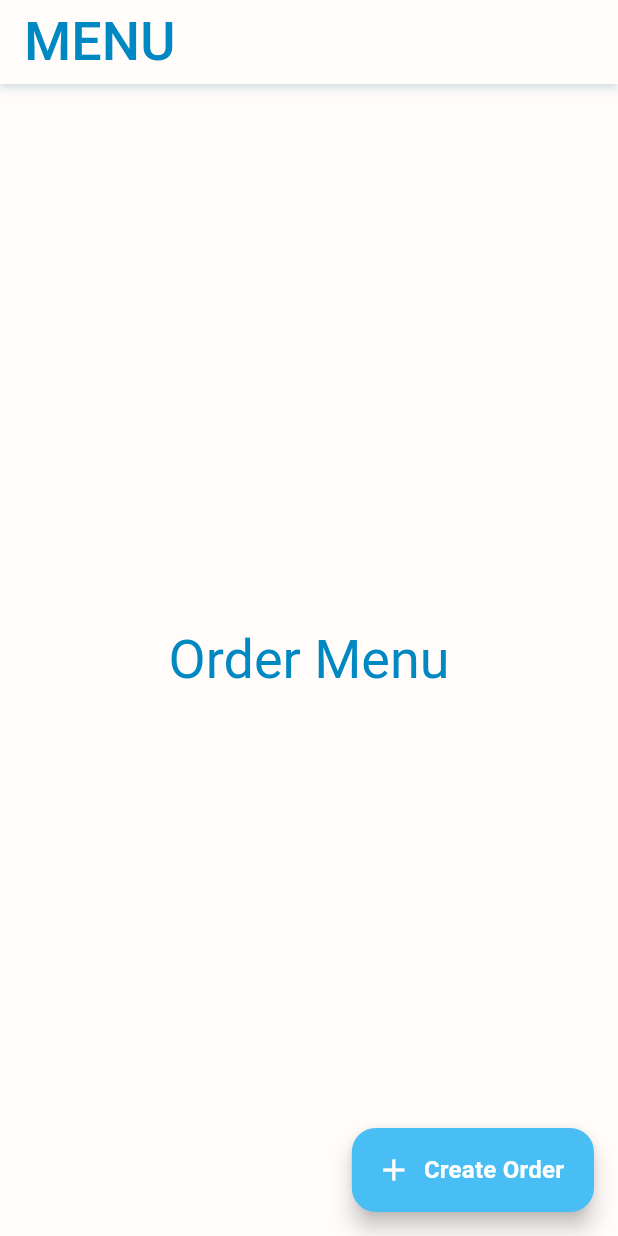
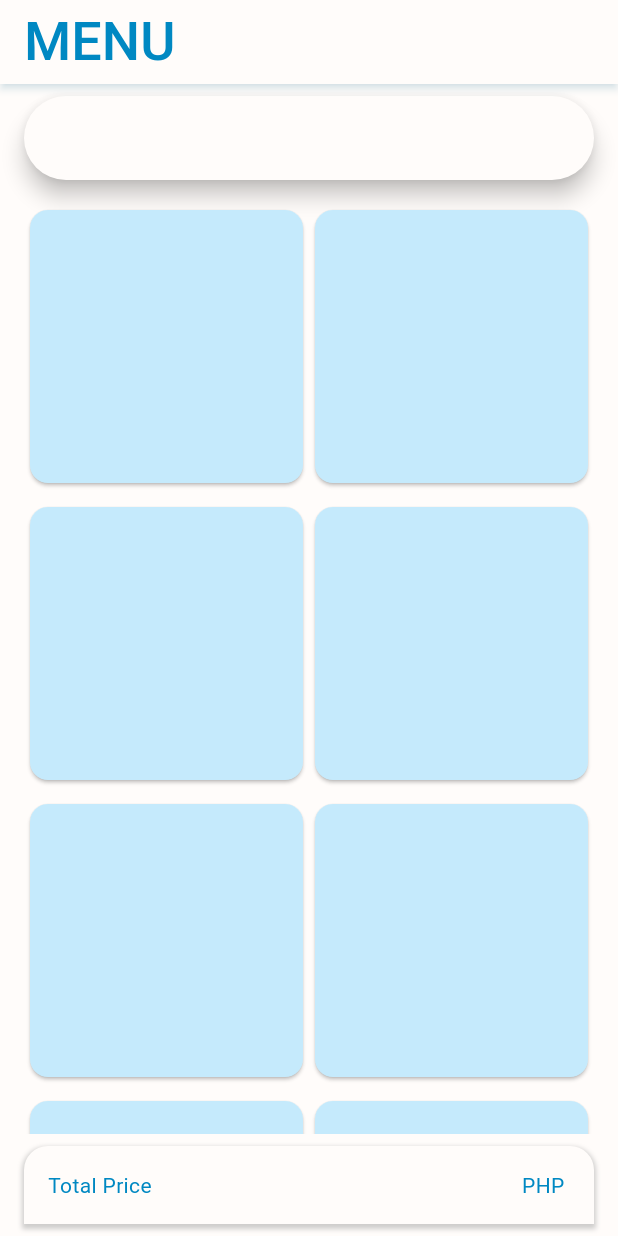
Before and after one commit to Hybrev/hook_diner_app, a Flutter app: what getViewForIndex() shows on an empty page, opened directly, on a phone screen of 412 x 824 dp. Run offline on Flutter 3.47's test engine with Material 3 defaults, Android fonts, the light colour scheme and no system bars; our stand-ins replace cloud_firestore, firebase_auth, firebase_core, flutter_speed_dial, get_it, stacked and 1 more; accounts and stored records are empty.

Commit message:
initial order menu UI

```diff
--- a/lib/app/modules/home/home_view.dart
+++ b/lib/app/modules/home/home_view.dart
@@ -3,7 +3,7 @@ import 'package:flutter/material.dart';
 import 'package:hook_diner/app/modules/customers/customer_view.dart';
 import 'package:hook_diner/app/modules/home/home_viewmodel.dart';
 import 'package:hook_diner/app/modules/inventory/inventory_view.dart';
-import 'package:hook_diner/app/modules/menu/menu_view.dart';
+import 'package:hook_diner/app/modules/order/order_view.dart';
 import 'package:hook_diner/app/modules/sales/sales_view.dart';
 import 'package:hook_diner/app/modules/users/users_view.dart';
 import 'package:stacked/stacked.dart';
@@ -49,24 +49,24 @@ class HomeView extends StatelessWidget {
               activeIcon: Icon(Icons.receipt_long),
             ),
             BottomNavigationBarItem(
+              label: 'Customers',
+              icon: Icon(Icons.people_alt_outlined),
+              activeIcon: Icon(Icons.people_alt_rounded),
+            ),
+            BottomNavigationBarItem(
               label: 'Inventory',
               icon: Icon(Icons.inventory_2_outlined),
               activeIcon: Icon(Icons.inventory_2_rounded),
             ),
             BottomNavigationBarItem(
-              label: 'Customers',
-              icon: Icon(Icons.people_alt_outlined),
-              activeIcon: Icon(Icons.people_alt_rounded),
+              label: 'Users',
+              icon: Icon(Icons.supervised_user_circle_outlined),
+              activeIcon: Icon(Icons.supervised_user_circle_rounded),
             ),
             BottomNavigationBarItem(
               label: 'Sales',
               icon: Icon(Icons.receipt_long_rounded),
               activeIcon: Icon(Icons.receipt_long),
-            ),
-            BottomNavigationBarItem(
-              label: 'Users',
-              icon: Icon(Icons.supervised_user_circle_outlined),
-              activeIcon: Icon(Icons.supervised_user_circle_rounded),
             ),
           ],
         ),
@@ -79,16 +79,16 @@ class HomeView extends StatelessWidget {
 Widget getViewForIndex(int index) {
   switch (index) {
     case 0:
-      return const MenuView();
+      return const OrderView();
     case 1:
+      return const CustomerView();
+    case 2:
       return const InventoryView();
-    case 2:
-      return const CustomerView();
     case 3:
+      return const UsersView();
+    case 4:
       return const SalesView();
-    case 4:
-      return const UsersView();
     default:
-      return const MenuView();
+      return const OrderView();
   }
 }
--- a/lib/app/modules/home/home_viewmodel.dart
+++ b/lib/app/modules/home/home_viewmodel.dart
@@ -2,7 +2,7 @@ import 'package:stacked/stacked.dart';
 
 class HomeViewModel extends IndexTrackingViewModel {
   @override
-  int currentIndex = 1;
+  int currentIndex = 2;
 
   @override
   void setIndex(int value) {
--- a/lib/app/modules/inventory/inventory_viewmodel.dart
+++ b/lib/app/modules/inventory/inventory_viewmodel.dart
@@ -74,18 +74,17 @@ class InventoryViewModel extends SharedViewModel {
         await database.deleteCategory(category.id!);
         _categories.removeWhere((c) => c.id == category.id);
         notifyListeners();
-        setBusy(false);
         await dialog.showDialog(
           title: 'Category Deleted',
           description: 'Category deleted successfully!',
         );
       } catch (e) {
-        setBusy(false);
-
         await dialog.showDialog(
           title: 'Error',
           description: 'Failed to delete category.',
         );
+      } finally {
+        setBusy(false);
       }
     }
   }
--- a/lib/app/modules/inventory/widgets/category/categories_grid.dart
+++ b/lib/app/modules/inventory/widgets/category/categories_grid.dart
@@ -36,7 +36,7 @@ class CategoriesGrid extends ViewModelWidget<InventoryViewModel> {
                   Icon(
                     Icons.remove_shopping_cart_outlined,
                     size: 120,
-                    color: appTheme.colorScheme.onBackground.withOpacity(0.5),
+                    color: appTheme.colorScheme.onSurface.withOpacity(0.5),
                   ),
                   const SizedBox(height: 16),
                   Text(
--- a/lib/app/modules/inventory/widgets/item/itemlist_modal_view.dart
+++ b/lib/app/modules/inventory/widgets/item/itemlist_modal_view.dart
@@ -101,8 +101,8 @@ class ItemListModalView extends StatelessWidget {
                           Icon(
                             Icons.remove_shopping_cart_outlined,
                             size: 120,
-                            color: appTheme.colorScheme.onBackground
-                                .withOpacity(0.5),
+                            color:
+                                appTheme.colorScheme.onSurface.withOpacity(0.5),
                           ),
                           const SizedBox(height: 16),
                           Text(
--- a/lib/app/modules/menu/menu_view.dart
+++ /dev/null
@@ -1,44 +0,0 @@
-// views/home_view.dart
-import 'package:flutter/material.dart';
-
-import 'package:hook_diner/app/modules/menu/menu_viewmodel.dart';
-import 'package:hook_diner/app/shared/widgets/base_appbar.dart';
-import 'package:hook_diner/core/locator.dart';
-import 'package:stacked/stacked.dart';
-
-class MenuView extends StatelessWidget {
-  const MenuView({super.key});
-
-  @override
-  Widget build(BuildContext context) {
-    final appTheme = Theme.of(context);
-
-    return ViewModelBuilder<MenuViewModel>.reactive(
-      onViewModelReady: (viewModel) => viewModel.initialize(),
-      fireOnViewModelReadyOnce: true,
-      disposeViewModel: false,
-      builder: (context, model, child) => Scaffold(
-        appBar: const BaseAppBar(title: 'MENU'),
-        body: Center(
-          child: Text(
-            model.title,
-            style: appTheme.textTheme.displaySmall,
-          ),
-        ),
-        floatingActionButton: FloatingActionButton.extended(
-          label: Text(
-            'Create Order',
-            style: Theme.of(context)
-                .textTheme
-                .titleMedium
-                ?.copyWith(color: Colors.white, fontWeight: FontWeight.bold),
-          ),
-          splashColor: appTheme.colorScheme.tertiary,
-          icon: const Icon(Icons.add),
-          onPressed: () => model.incrementCounter(), // Call view model method
-        ),
-      ),
-      viewModelBuilder: () => locator<MenuViewModel>(),
-    );
-  }
-}
--- a/lib/app/modules/menu/menu_viewmodel.dart
+++ /dev/null
@@ -1,20 +0,0 @@
-import 'package:stacked/stacked.dart';
-
-class MenuViewModel extends BaseViewModel {
-  final String _title = 'Order Menu';
-  String get title => _title;
-
-  String? data;
-  int counter = 0;
-
-  void initialize() async {
-    print('viewModel initialized');
-  }
-
-  void incrementCounter() {
-    print('incrementing counter');
-    counter++;
-    data = 'Counter: $counter';
-    notifyListeners();
-  }
-}
--- /dev/null
+++ b/lib/app/modules/order/order_view.dart
@@ -0,0 +1,87 @@
+// views/home_view.dart
+import 'package:flutter/material.dart';
+
+import 'package:hook_diner/app/modules/order/order_viewmodel.dart';
+import 'package:hook_diner/app/shared/widgets/base_appbar.dart';
+import 'package:hook_diner/core/locator.dart';
+import 'package:stacked/stacked.dart';
+
+class OrderView extends StatelessWidget {
+  const OrderView({super.key});
+
+  @override
+  Widget build(BuildContext context) {
+    final appTheme = Theme.of(context);
+
+    return ViewModelBuilder<OrderViewModel>.reactive(
+      onViewModelReady: (viewModel) => viewModel.initialize(),
+      disposeViewModel: false,
+      builder: (context, model, child) => Scaffold(
+        appBar: const BaseAppBar(title: 'MENU'),
+        body: Center(
+          child: SafeArea(
+            minimum: const EdgeInsets.symmetric(horizontal: 16, vertical: 8),
+            child: Column(
+              mainAxisAlignment: MainAxisAlignment.spaceBetween,
+              children: [
+                // SEARCH BAR FOR FILTERING ITEMS
+                SearchBar(
+                  controller: model.searchBarController,
+                ),
+                const SizedBox(height: 16),
+
+                // GRID OF AVAILABLE ITEMS
+                Expanded(
+                  child: ConstrainedBox(
+                    constraints: const BoxConstraints(maxWidth: 840),
+                    child: GridView.builder(
+                      gridDelegate:
+                          const SliverGridDelegateWithMaxCrossAxisExtent(
+                        mainAxisSpacing: 8,
+                        maxCrossAxisExtent: 340,
+                      ),
+                      itemBuilder: (context, index) => Card(
+                        color: appTheme.colorScheme.secondary,
+                      ),
+                    ),
+                  ),
+                ),
+                const SizedBox(height: 8),
+
+                // TOTAL PRICE COST OF ORDER
+                Container(
+                  decoration: BoxDecoration(
+                    color: appTheme.colorScheme.surface,
+                    borderRadius:
+                        const BorderRadius.vertical(top: Radius.circular(16)),
+                    boxShadow: [
+                      BoxShadow(
+                        color: Colors.grey.withOpacity(
+                            0.5), // Adjust color and opacity as needed
+                        spreadRadius: 1,
+                        blurRadius: 2,
+                        offset: const Offset(
+                            0, 2), // Adjust offset for shadow position
+                      ),
+                    ],
+                  ),
+                  child: const Padding(
+                    padding: EdgeInsets.all(16.0),
+                    child: Row(
+                      mainAxisAlignment: MainAxisAlignment.spaceBetween,
+                      children: [
+                        Text('Total Price'),
+                        Text('PHP '),
+                      ],
+                    ),
+                  ),
+                ),
+              ],
+            ),
+          ),
+        ),
+      ),
+      viewModelBuilder: () => locator<OrderViewModel>(),
+    );
+  }
+}
--- /dev/null
+++ b/lib/app/modules/order/order_viewmodel.dart
@@ -0,0 +1,24 @@
+import 'package:flutter/material.dart';
+import 'package:hook_diner/app/shared/viewmodel.dart';
+import 'package:hook_diner/core/models/item.dart';
+
+class OrderViewModel extends SharedViewModel {
+  final String _title = 'Order Menu';
+  String get title => _title;
+
+  List<Item> _items = [];
+  List<Item> get items => _items;
+
+  List<Item> _orderedItems = [];
+  List<Item> get orderedItems => _orderedItems;
+  final TextEditingController searchBarController = TextEditingController();
+
+  void initialize() async {
+    database.listenToItems();
+  }
+
+  void incrementCounter() {
+    print('incrementing counter');
+    notifyListeners();
+  }
+}
--- a/lib/app/routes/index.dart
+++ b/lib/app/routes/index.dart
@@ -2,7 +2,7 @@ import 'package:flutter/material.dart';
 import 'package:hook_diner/app/modules/customers/customer_view.dart';
 import 'package:hook_diner/app/modules/home/home_view.dart';
 import 'package:hook_diner/app/modules/login/login_view.dart';
-import 'package:hook_diner/app/modules/menu/menu_view.dart';
+import 'package:hook_diner/app/modules/order/order_view.dart';
 import 'package:hook_diner/app/modules/sales/sales_view.dart';
 import 'package:hook_diner/app/routes/route_names.dart';
 
@@ -17,7 +17,7 @@ Route<dynamic> generateRoute(RouteSettings settings) {
     case customerRoute:
       return MaterialPageRoute(builder: (_) => const CustomerView());
     case menuRoute:
-      return MaterialPageRoute(builder: (_) => const MenuView());
+      return MaterialPageRoute(builder: (_) => const OrderView());
     case salesRoute:
       return MaterialPageRoute(builder: (_) => const SalesView());
     default:
--- a/lib/app/shared/theme.dart
+++ b/lib/app/shared/theme.dart
@@ -19,8 +19,6 @@ const defaultScheme = ColorScheme(
   onTertiary: accentFgColor,
   surface: backgroundColor,
   onSurface: textColor,
-  background: backgroundColor,
-  onBackground: textColor,
   error: Brightness.light == Brightness.light
       ? Color(0xffB3261E)
       : Color(0xffF2B8B5),
--- a/lib/app/shared/widgets/more_actions.dart
+++ b/lib/app/shared/widgets/more_actions.dart
@@ -29,7 +29,7 @@ class MoreActionsButton extends DataTile {
               const Text('Edit'),
               Icon(
                 Icons.edit_rounded,
-                color: appTheme.colorScheme.onBackground,
+                color: appTheme.colorScheme.onSurface,
               ),
             ],
           ),
--- a/lib/core/locator.dart
+++ b/lib/core/locator.dart
@@ -4,7 +4,7 @@ import 'package:hook_diner/app/modules/inventory/inventory_viewmodel.dart';
 import 'package:hook_diner/app/modules/inventory/widgets/category/add_edit/add_edit_category_viewmodel.dart';
 import 'package:hook_diner/app/modules/inventory/widgets/item/add_edit/add_edit_item_viewmodel.dart';
 import 'package:hook_diner/app/modules/login/login_viewmodel.dart';
-import 'package:hook_diner/app/modules/menu/menu_viewmodel.dart';
+import 'package:hook_diner/app/modules/order/order_viewmodel.dart';
 import 'package:hook_diner/app/modules/sales/sales_viewmodel.dart';
 import 'package:hook_diner/app/modules/users/users_viewmodel.dart';
 import 'package:hook_diner/core/services/auth_service.dart';
@@ -17,7 +17,7 @@ final locator = GetIt.instance;
 void setupLocator() {
   locator.registerLazySingleton(() => InventoryViewModel());
   locator.registerLazySingleton(() => SalesViewModel());
-  locator.registerLazySingleton(() => MenuViewModel());
+  locator.registerLazySingleton(() => OrderViewModel());
   locator.registerLazySingleton(() => CustomerViewModel());
   locator.registerLazySingleton(() => LoginViewModel());
   locator.registerLazySingleton(() => UsersViewModel());
--- a/lib/core/services/database_service.dart
+++ b/lib/core/services/database_service.dart
@@ -20,6 +20,9 @@ class DatabaseService {
 
   final StreamController<List<Category>> _categoriesController =
       StreamController<List<Category>>.broadcast();
+
+  final StreamController<List<Item>> _itemsController =
+      StreamController<List<Item>>.broadcast();
 
 /* STREAM FUNCTIONS */
   // USER
@@ -57,7 +60,44 @@ class DatabaseService {
     return _categoriesController.stream;
   }
 
+  Stream listenToItems() {
+    _itemsCollection.snapshots().listen((response) {
+      if (response.docs.isNotEmpty) {
+        final items = response.docs
+            .map((snapshot) {
+              return Item.fromJson(
+                  snapshot.data() as Map<String, dynamic>, snapshot.id);
+            })
+            .where((element) => element.name != null)
+            .toList();
+
+        _itemsController.add(items);
+      }
+    });
+    return _categoriesController.stream;
+  }
+
 /* ITEM */
+
+  Future getItems() async {
+    try {
+      final response = await _itemsCollection.get();
+
+      if (response.docs.isNotEmpty) {
+        final items = response.docs
+            .map((snapshot) => Item.fromJson(
+                snapshot.data() as Map<String, dynamic>, snapshot.id))
+            .where((element) => element.name != null)
+            .toList();
+        print('feteched items: $items');
+        return items;
+      }
+    } catch (e) {
+      print('error: $e');
+      return e.toString();
+    }
+  }
+
   // GET in CATEGORY
   Future getItemsInCategory(String? id) async {
     try {
--- a/pubspec.yaml
+++ b/pubspec.yaml
@@ -45,7 +45,7 @@ dependencies:
   intl: ^0.19.0
   cloud_firestore:
   firebase_auth:
-  firebase_core: ^2.27.0
+  firebase_core: ^3.2.0
   firebase_analytics:
   firebase_database:
   firebase_admin:
@@ -61,7 +61,7 @@ dev_dependencies:
   # activated in the `analysis_options.yaml` file located at the root of your
   # package. See that file for information about deactivating specific lint
   # rules and activating additional ones.
-  flutter_lints: ^2.0.0
+  flutter_lints: ^4.0.0
 
 # For information on the generic Dart part of this file, see the
 # following page: https://dart.dev/tools/pub/pubspec
```
Also changed, not shown: lib/app/modules/inventory/widgets/category/category_card.dart (+5 -5 lines), pubspec.lock, 1 other file.
